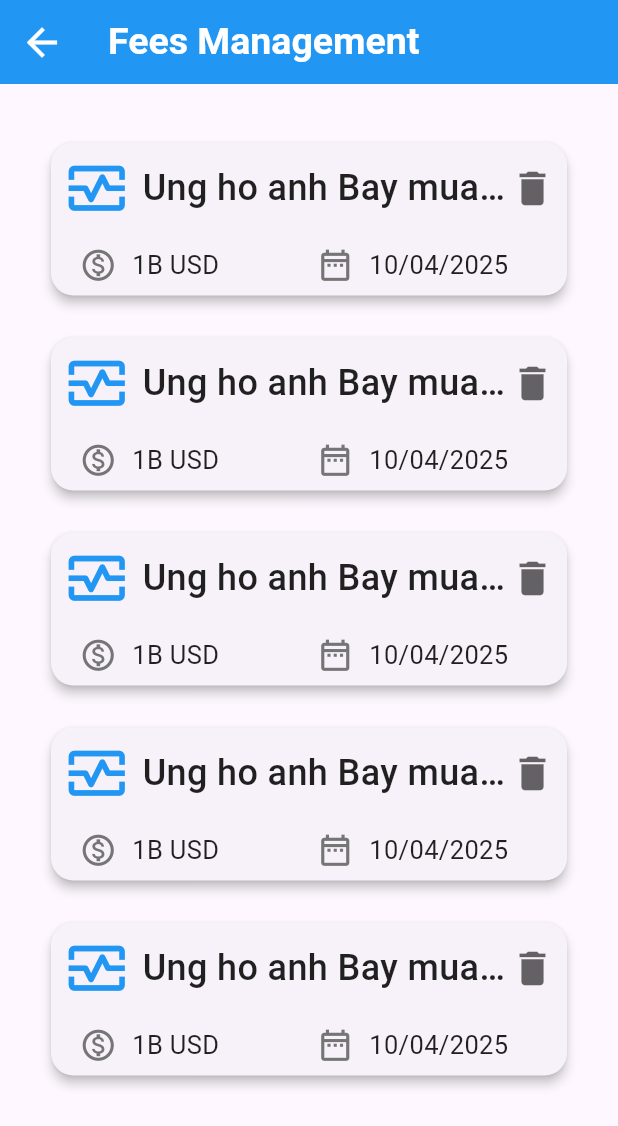
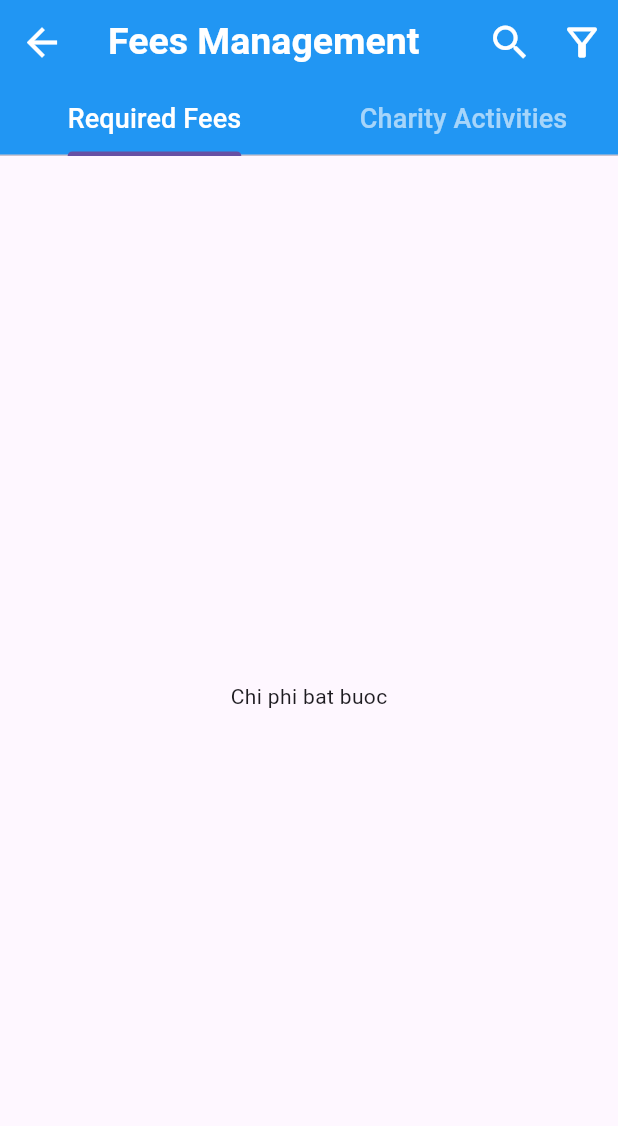
Before and after one commit to nguyenhoangviethung/Apartment-Management, a Flutter app: the screen it shows after launch, on a phone screen of 412 x 824 dp. Shown: the top 1126 px of the screen. Run offline on Flutter 3.47's test engine with Material 3 defaults, Android fonts, the phone set to English and light mode, and no system bars.

Commit message:
thiết kế lại fees management
chia ra thành các loại phí dùng top navigator, thêm bộ lọc

```diff
--- a/frontend/lib/view/home/admin_management/fee_management/common/fee_info.dart
+++ b/frontend/lib/view/home/admin_management/fee_management/common/fee_info.dart
@@ -47,7 +47,7 @@ class _FeeInfoState extends State<FeeInfo> {
       actions: [
         TextButton(
           child: const Center(
-            child: Text("OK", style: TextStyle(fontSize: 24, fontWeight: FontWeight.bold, color: Colors.blue)),
+            child: Text("Merci bucu", style: TextStyle(fontSize: 24, fontWeight: FontWeight.bold, color: Colors.blue)),
           ),
           onPressed: () {
             Navigator.of(context).pop();
--- a/frontend/lib/view/home/admin_management/fee_management/fee_management.dart
+++ b/frontend/lib/view/home/admin_management/fee_management/fee_management.dart
@@ -1,6 +1,9 @@
 import 'package:flutter/material.dart';
 import 'package:frontend/View/Home/main_home.dart';
 import 'package:frontend/view/home/admin_management/fee_management/common/fee_item.dart';
+import 'package:frontend/view/home/admin_management/fee_management/common/filter.dart';
+import 'package:frontend/view/home/admin_management/fee_management/fees/charity_activities.dart';
+import 'package:frontend/view/home/admin_management/fee_management/fees/required_fee.dart';
 
 import 'common/fee_card.dart';
 class FeesManagement extends StatefulWidget {
@@ -10,7 +13,7 @@ class FeesManagement extends StatefulWidget {
   State<FeesManagement> createState() => _FeesManagementState();
 }
 
-class _FeesManagementState extends State<FeesManagement> {
+class _FeesManagementState extends State<FeesManagement> with TickerProviderStateMixin {
   final FeeItem item = const FeeItem(
     name: 'Ung ho anh Bay mua World cup',
     fee: '1B USD',
@@ -20,10 +23,13 @@ class _FeesManagementState extends State<FeesManagement> {
   );
 
   final List<FeeItem> items = [];
+  late TabController _tabController;
 
   @override
   void initState() {
     super.initState();
+
+    _tabController = TabController(length: 2, vsync: this);
 
     // Thêm 10 lần giá trị của item vào items
     for (int i = 0; i < 5; i++) {
@@ -77,41 +83,63 @@ class _FeesManagementState extends State<FeesManagement> {
                 );
               }
           ),
-        ),
 
-        body: SingleChildScrollView(
-          child: Padding(
-            padding: const EdgeInsets.all(20.0),
-            child: Column(
-              crossAxisAlignment: CrossAxisAlignment.center,
-              children: [
-                const SizedBox(height: 15),
+          actions: [
+            IconButton(
+              icon: const Icon(
+                Icons.search,
+                size: 30,
+                color: Colors.white,
+              ),
+              onPressed: () {
+                print('Search button pressed');
+              },
+            ),
+            IconButton(
+              icon: const Icon(
+                Icons.filter_alt_outlined,
+                size: 30,
+                color: Colors.white,
+              ),
+              onPressed: () {
+                print('Filter button pressed');
+                showDialog(
+                  context: context,
+                  builder: (context) => Center(
+                    child: DateFilterPopup(
+                      onDateRangeSelected: (start, end) {
+                        print('Start date: $start');
+                        print('End date: $end');
+                      },
+                    ),
+                  ),
+                );
+              },
+            ),
+          ],
 
-                Padding(
-                  padding: const EdgeInsets.symmetric(horizontal: 10.0),
-                  child: GridView.builder(
-                    gridDelegate: const SliverGridDelegateWithFixedCrossAxisCount(
-                      crossAxisCount: 1, // Số cột trong lưới
-                      childAspectRatio: 3.2, // Tỷ lệ chiều rộng/chiều cao của mỗi card
-                      mainAxisSpacing: 20.0, // Khoảng cách giữa các hàng
-                    ),
-                    itemCount: items.length, // Số lượng card
-                    itemBuilder: (context, index) {
-                      // return ResidentCard(item: item);
-                      return FeeCard(
-                        item: items[index],
-                        onDelete: handleDeleteActivity, // Truyền callback
-                      );
-                    },
-                    physics: const NeverScrollableScrollPhysics(), // Ngăn không cho GridView cuộn
-                    shrinkWrap: true, // Giúp GridView tự động điều chỉnh kích thước
-                  ),
-                ),
-              ],
-            ),
+          bottom: TabBar(
+            controller: _tabController,
+            labelColor: Colors.white, // Màu văn bản cho tab được chọn
+            unselectedLabelColor: Colors.white60,
+            tabs: const <Widget>[
+              Tab(
+                child: Text('Required Fees', style: TextStyle(fontSize: 18 ),),
+              ),
+              Tab(
+                child: Text('Charity Activities', style: TextStyle(fontSize: 18 ),),
+              ),
+            ],
           ),
         ),
 
+        body: TabBarView(
+          controller: _tabController,
+          children: const <Widget>[
+            RequiredFees(),
+            CharityActivities(),
+          ],
+        ),
       ),
     );
   }
--- /dev/null
+++ b/frontend/lib/view/home/admin_management/fee_management/fees/required_fee.dart
@@ -0,0 +1,15 @@
+import 'package:flutter/material.dart';
+import 'package:frontend/View/Home/main_home.dart';
+import 'package:frontend/view/home/admin_management/fee_management/common/fee_item.dart';
+
+class RequiredFees extends StatelessWidget {
+  const RequiredFees({super.key});
+
+  @override
+  Widget build(BuildContext context) {
+    return  const Center(
+      child: Text('Chi phi bat buoc'),
+    );
+
+  }
+}
--- a/frontend/pubspec.yaml
+++ b/frontend/pubspec.yaml
@@ -31,6 +31,7 @@ dependencies:
   flutter:
     sdk: flutter
   http: ^1.2.2
+  intl: ^0.18.0
   # The following adds the Cupertino Icons font to your application.
   # Use with the CupertinoIcons class for iOS style icons.
   cupertino_icons: ^1.0.8
```
Also changed, not shown: frontend/lib/view/home/admin_management/fee_management/common/filter.dart (added, +184 -0 lines), frontend/lib/view/home/admin_management/fee_management/fees/charity_activities.dart (added, +81 -0 lines), frontend/pubspec.lock.
